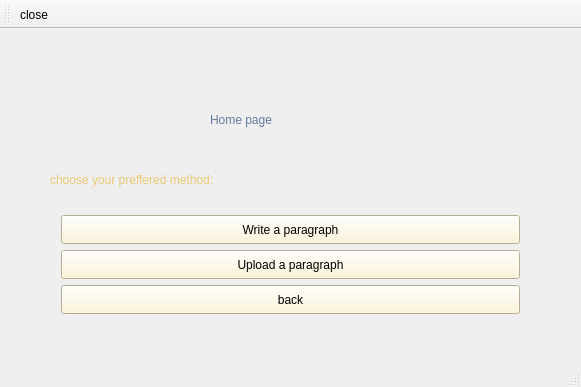
Before: the Qt Designer form HomePage.ui in Rrr3rrr2004/Word-Frequency-Count, drawn with Qt 5.
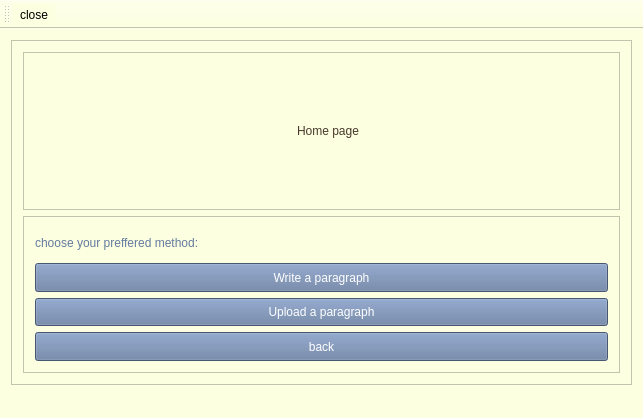
After: the same form once the commit is applied. Icons and pictures are not drawn.

What changed in the file:
```diff
--- a/HomePage.ui
+++ b/HomePage.ui
@@ -6,28 +6,105 @@
    <rect>
     <x>0</x>
     <y>0</y>
-    <width>581</width>
-    <height>387</height>
+    <width>643</width>
+    <height>418</height>
    </rect>
   </property>
   <property name="windowTitle">
    <string>HomePage</string>
   </property>
   <property name="styleSheet">
-   <string notr="true"/>
+   <string notr="true">background-color: rgb(252, 255, 224);</string>
   </property>
   <widget class="QWidget" name="centralWidget">
-   <widget class="QWidget" name="verticalLayoutWidget">
-    <property name="geometry">
-     <rect>
-      <x>50</x>
-      <y>175</y>
-      <width>481</width>
-      <height>121</height>
-     </rect>
-    </property>
-    <layout class="QVBoxLayout" name="verticalLayout">
-     <item>
+   <layout class="QGridLayout" name="gridLayout_3">
+    <item row="0" column="0">
+     <widget class="QFrame" name="frame">
+      <property name="frameShape">
+       <enum>QFrame::Shape::StyledPanel</enum>
+      </property>
+      <property name="frameShadow">
+       <enum>QFrame::Shadow::Raised</enum>
+      </property>
+      <layout class="QGridLayout" name="gridLayout_4">
+       <item row="0" column="0">
+        <widget class="QFrame" name="frame_2">
+         <property name="frameShape">
+          <enum>QFrame::Shape::StyledPanel</enum>
+         </property>
+         <property name="frameShadow">
+          <enum>QFrame::Shadow::Raised</enum>
+         </property>
+         <layout class="QGridLayout" name="gridLayout_2">
+          <item row="0" column="1">
+           <widget class="QLabel" name="logo">
+            <property name="text">
+             <string/>
+            </property>
+           </widget>
+          </item>
+          <item row="0" column="2">
+           <widget class="QLabel" name="title">
+            <property name="styleSheet">
+             <string notr="true">font: 30pt &quot;Stencil&quot;;
+color: rgb(73, 57, 44);
+</string>
+            </property>
+            <property name="text">
+             <string>Home page</string>
+            </property>
+           </widget>
+          </item>
+          <item row="0" column="0">
+           <spacer name="horizontalSpacer">
+            <property name="orientation">
+             <enum>Qt::Orientation::Horizontal</enum>
+            </property>
+            <property name="sizeHint" stdset="0">
+             <size>
+              <width>40</width>
+              <height>20</height>
+             </size>
+            </property>
+           </spacer>
+          </item>
+          <item row="0" column="3">
+           <spacer name="horizontalSpacer_2">
+            <property name="orientation">
+             <enum>Qt::Orientation::Horizontal</enum>
+            </property>
+            <property name="sizeHint" stdset="0">
+             <size>
+              <width>40</width>
+              <height>20</height>
+             </size>
+            </property>
+           </spacer>
+          </item>
+         </layout>
+        </widget>
+       </item>
+       <item row="1" column="0">
+        <widget class="QFrame" name="frame_3">
+         <property name="frameShape">
+          <enum>QFrame::Shape::StyledPanel</enum>
+         </property>
+         <property name="frameShadow">
+          <enum>QFrame::Shadow::Raised</enum>
+         </property>
+         <layout class="QGridLayout" name="gridLayout">
+          <item row="0" column="0">
+           <widget class="QLabel" name="subtitle">
+            <property name="styleSheet">
+             <string notr="true">font: 700 15pt &quot;Times New Roman&quot;;
+color: rgb(99, 122, 159);</string>
+            </property>
+            <property name="text">
+             <string>choose your preffered method:</string>
+            </property>
+           </widget>
+          </item>
+          <item row="1" column="0">
       <widget class="QPushButton" name="write">
        <property name="sizePolicy">
         <sizepolicy hsizetype="Minimum" vsizetype="Preferred">
@@ -36,15 +113,16 @@
         </sizepolicy>
        </property>
        <property name="styleSheet">
-        <string notr="true">background-color: rgb(255, 243, 207);
-font: 700 10pt &quot;Times New Roman&quot;;</string>
+             <string notr="true">font: 700 15pt &quot;Traditional Arabic&quot;;
+background-color: rgb(99, 122, 159);
+color: rgb(255, 255, 255);</string>
        </property>
        <property name="text">
         <string>Write a paragraph</string>
        </property>
       </widget>
      </item>
-     <item>
+          <item row="2" column="0">
       <widget class="QPushButton" name="upload">
        <property name="sizePolicy">
         <sizepolicy hsizetype="Minimum" vsizetype="Preferred">
@@ -53,15 +131,16 @@
         </sizepolicy>
        </property>
        <property name="styleSheet">
-        <string notr="true">background-color: rgb(255, 243, 207);
-font: 700 10pt &quot;Times New Roman&quot;;</string>
+             <string notr="true">font: 700 15pt &quot;Traditional Arabic&quot;;
+background-color: rgb(99, 122, 159);
+color: rgb(255, 255, 255);</string>
        </property>
        <property name="text">
         <string>Upload a paragraph</string>
        </property>
       </widget>
      </item>
-     <item>
+          <item row="3" column="0">
       <widget class="QPushButton" name="back">
        <property name="sizePolicy">
         <sizepolicy hsizetype="Minimum" vsizetype="Preferred">
@@ -70,8 +149,9 @@
         </sizepolicy>
        </property>
        <property name="styleSheet">
-        <string notr="true">background-color: rgb(255, 243, 207);
-font: 700 10pt &quot;Times New Roman&quot;;</string>
+             <string notr="true">font: 700 15pt &quot;Traditional Arabic&quot;;
+background-color: rgb(99, 122, 159);
+color: rgb(255, 255, 255);</string>
        </property>
        <property name="text">
         <string>back</string>
@@ -80,53 +160,11 @@
      </item>
     </layout>
    </widget>
-   <widget class="QLabel" name="title">
-    <property name="geometry">
-     <rect>
-      <x>210</x>
-      <y>60</y>
-      <width>221</width>
-      <height>61</height>
-     </rect>
-    </property>
-    <property name="styleSheet">
-     <string notr="true">color: rgb(99, 122, 159);
-font: 30pt &quot;Stencil&quot;;</string>
-    </property>
-    <property name="text">
-     <string>Home page</string>
-    </property>
-   </widget>
-   <widget class="QLabel" name="subtitle">
-    <property name="geometry">
-     <rect>
-      <x>50</x>
-      <y>140</y>
-      <width>231</width>
-      <height>21</height>
-     </rect>
-    </property>
-    <property name="styleSheet">
-     <string notr="true">color: rgb(232, 200, 114);
-font: 700 12pt &quot;Times New Roman&quot;;</string>
-    </property>
-    <property name="text">
-     <string>choose your preffered method:</string>
-    </property>
-   </widget>
-   <widget class="QLabel" name="logo">
-    <property name="geometry">
-     <rect>
-      <x>130</x>
-      <y>60</y>
-      <width>71</width>
-      <height>51</height>
-     </rect>
-    </property>
-    <property name="text">
-     <string/>
-    </property>
-   </widget>
+       </item>
+      </layout>
+     </widget>
+    </item>
+   </layout>
   </widget>
   <widget class="QToolBar" name="mainToolBar">
    <attribute name="toolBarArea">
```
Left out of the diff: 9 changed lines with no effect on the pictures. Lines whose indentation alone changed are shown as unchanged.
